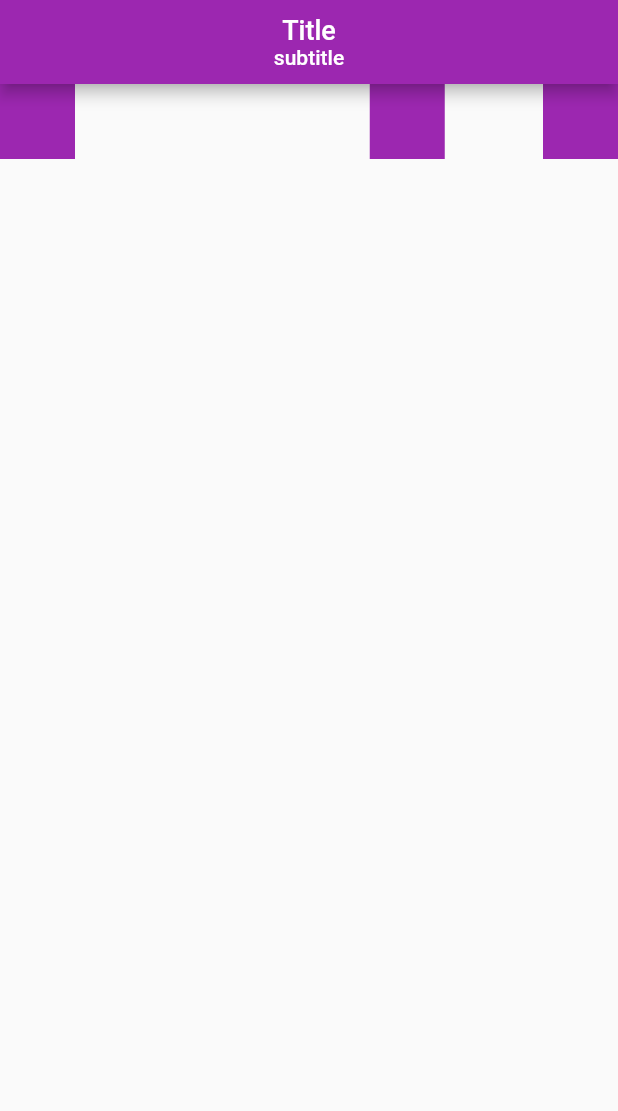
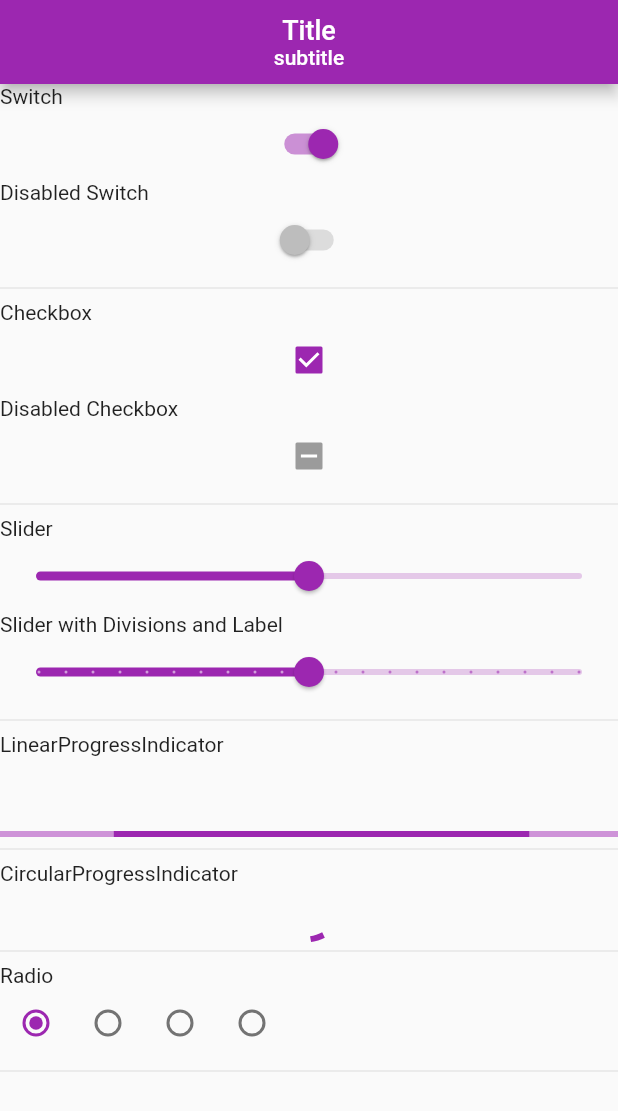
Before and after one commit to libindev/flutter_widgets, a Flutter app: the screen it shows after launch, on a phone screen of 412 x 824 dp. Shown: the top 1111 px of the screen. Run offline on Flutter 3.47's test engine with Material 2 defaults, Android fonts, the phone set to English and light mode, and no system bars; our stand-ins replace cached_network_image, transparent_image.

Commit message:
basic Widgets.

```diff
--- a/lib/container.dart
+++ b/lib/container.dart
@@ -2,6 +2,7 @@
 
 
 //Container Widget should not render directly without any parent widget.
+
 
 // You can use Center widget, Padding Widget, Column Widget, Row Widget or Scaffold Widget as parent.
 
@@ -26,6 +27,8 @@ Widget containerWithChild() {
   );
 }
 
+
+//  https://medium.com/jlouage/container-de5b0d3ad184
 Widget containerWithShadowBorderAlignment(double width, height) {
   // we can set height  and  width  to the container.
   // But it  should be  less than  its parent  dimensions.
@@ -35,7 +38,7 @@ Widget containerWithShadowBorderAlignment(double width, height) {
     width: width,
     alignment: FractionalOffset(0.0, 0.0),
     //Alignment.bottomRight, child  alignment.  Values from -1 to 1
-    //  https://medium.com/jlouage/container-de5b0d3ad184
+
     // FractionalOffset(0.5, 0.5) Values from 0 to 1
     margin: EdgeInsets.all(25.0),
     decoration: new ShapeDecoration(
--- a/lib/main.dart
+++ b/lib/main.dart
@@ -1,14 +1,19 @@
 import 'package:flutter/material.dart';
 import 'package:flutter_widgets/buttons.dart';
+import 'package:flutter_widgets/dropDownMenu.dart';
+import 'package:flutter_widgets/scaffold.dart';
 import 'package:flutter_widgets/spacer.dart';
 import 'package:flutter_widgets/stack.dart';
 import 'package:flutter_widgets/text.dart';
 import 'package:flutter_widgets/wrap.dart';
 import 'appbar.dart';
+import 'cardsAndInkwell.dart';
 import 'columnAndRow.dart';
 import 'container.dart';
 import 'expanded&Flexible.dart';
+import 'images.dart';
 import 'listView.dart';
+import 'otherStatefulWidgets.dart';
 
 void main() => runApp(MyApp());
 
@@ -47,7 +52,7 @@ class _MyHomePageState extends State<MyHomePage> {
 
     return Scaffold(
       appBar:appBarWithTitleAndSubtitle(),//appBarWithIcons()  ,// appbarWithTitle(),
-      body: spacer()
+      body: otherWidgets(context)
     );
 
 
--- /dev/null
+++ b/lib/otherStatefulWidgets.dart
@@ -0,0 +1,107 @@
+import 'package:flutter/material.dart';
+
+Widget chip(){
+  //https://api.flutter.dev/flutter/material/Chip-class.html
+  return Wrap(
+    children: <Widget>[
+      Chip(
+        avatar: CircleAvatar(
+          backgroundColor: Colors.grey.shade800,
+          child: Text('AB'),
+        ),
+        label: Text('Aaron Burr'),
+      ),Chip(
+
+        label: Text('David Veiya'),
+      )
+    ],
+  );
+}
+
+
+
+bool _switchVal = true;
+bool _checkBoxVal = true;
+double _slider1Val = 0.5;
+double _slider2Val = 50.0;
+int _radioVal = 0;
+//https://github.com/X-Wei/flutter_catalog/blob/master/lib/routes/widgets_stateful_widgets_ex.dart
+
+Widget otherWidgets(BuildContext context) {
+  return StatefulBuilder(
+      builder: (BuildContext context, StateSetter setState) {
+   return ListView(
+      children: <Widget>[
+        Text('Switch'),
+        Center(
+          child: Switch(
+            onChanged: (bool value) {
+              setState(() => _switchVal = value);
+            },
+            value: _switchVal,
+          ),
+        ),
+        Text('Disabled Switch'),
+        Center(
+          child: Switch(
+            onChanged: null,
+            value: false,
+          ),
+        ),
+        Divider(),
+        Text('Checkbox'),
+        Checkbox(
+          onChanged: (bool value) {
+            setState(() => _checkBoxVal = value);
+          },
+          value: _checkBoxVal,
+        ),
+        Text('Disabled Checkbox'),
+        Checkbox(
+          tristate: true,
+          onChanged: null,
+          value: null,
+        ),
+        Divider(),
+        Text('Slider'),
+        Slider(
+          onChanged: (double value) {
+            setState(() => _slider1Val = value);
+          },
+          value: _slider1Val,
+        ),
+        Text('Slider with Divisions and Label'),
+        Slider(
+            value: _slider2Val,
+            min: 0.0,
+            max: 100.0,
+            divisions: 20, //divider slider into 20 divisions.
+            label: '${_slider2Val.round()}',
+            onChanged: (double value) {
+             setState(() => _slider2Val = value);
+            }),
+        Divider(),
+        Text('LinearProgressIndicator'),
+        SizedBox(height: 50,),
+        LinearProgressIndicator(),
+        Divider(),
+        Text('CircularProgressIndicator'),
+        Center(child: CircularProgressIndicator()),
+        Divider(),
+        Text('Radio'),
+        Row(
+          children: [0, 1, 2, 3]
+              .map((int index) => Radio<int>(
+            value: index,
+            groupValue: _radioVal,
+            onChanged: (int value) {
+             setState(() => _radioVal = value);
+            },
+          ))
+              .toList(),
+        ),
+        Divider(),
+      ],
+    );}
+  );
+}
--- a/lib/stack.dart
+++ b/lib/stack.dart
@@ -54,7 +54,7 @@ Widget positioned(){
 }
 
 Widget positioned_2(){
-//position  on the basis of  parent  widget of the stack.
+//position  on the basis of  parent  container.
   return Container(
     height: 400.0,
     width: 350.0,
```
Also changed, not shown: lib/cardsAndInkwell.dart (added, +53 -0 lines), lib/images.dart (added, +23 -0 lines), lib/scaffold.dart (added, +83 -0 lines), pubspec.yaml (+5 -4 lines), images/im.jpg (added), lib/textfield.dart (added), pubspec.lock.
